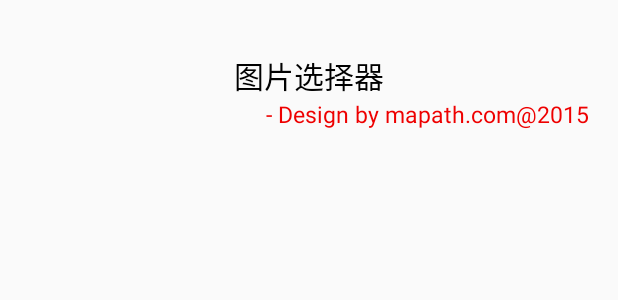
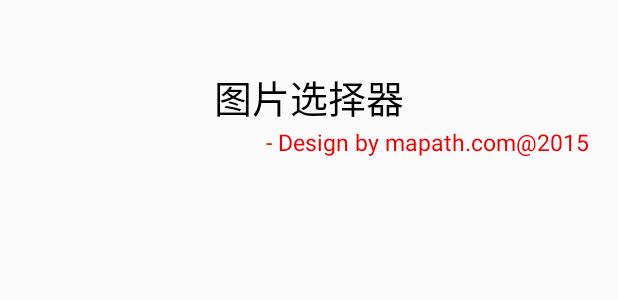
Before and after one commit to squallzhou/picgrid, an Android app: the layout activity_main.xml on its own in the app's theme, with its tools: preview values and no code run, on a phone screen of 412 x 824 dp. Shown: the top 300 px of the screen. Run offline under Robolectric (Android 15) with nearby library versions, the phone set to English and light mode, and no system bars.

```diff
--- a/app/src/main/AndroidManifest.xml
+++ b/app/src/main/AndroidManifest.xml
@@ -25,6 +25,11 @@
         </activity>
 
         <activity
+            android:name=".activitys.PicGridViewCropActivity"
+            android:screenOrientation="portrait">
+        </activity>
+
+        <activity
             android:name=".activitys.PicGridViewMultiSelectActivity"
             android:screenOrientation="portrait">
         </activity>
--- a/app/src/main/java/com/mapath/android/gridpic/activitys/ResultActivity.java
+++ b/app/src/main/java/com/mapath/android/gridpic/activitys/ResultActivity.java
@@ -31,12 +31,12 @@ public class ResultActivity extends Activity {
 
         String path = getIntent().getStringExtra(PicGridViewActivity.RESULT_KEY);
         if(path == null){
-            String[] paths = getIntent().getStringArrayExtra(PicGridViewActivity.RESULT_KEY);
+            String[] paths = getIntent().getStringArrayExtra(PicGridViewActivity.RESULT_KEY);  //多选
             for(String p :paths){
                 pathList.add(p);
             }
         }else{
-            pathList.add(path);
+            pathList.add(path);         //单选
         }
 
         if(pathList == null || pathList.size() == 0){
--- a/app/src/main/res/layout/activity_main.xml
+++ b/app/src/main/res/layout/activity_main.xml
@@ -9,9 +9,9 @@
         android:layout_width="match_parent"
         android:layout_height="wrap_content"
         android:gravity="center"
-        android:layout_marginTop="35dp"
+        android:layout_marginTop="45dp"
         android:textColor="#000000"
-        android:textSize="20sp"
+        android:textSize="25sp"
         android:text="图片选择器"/>
 
     <TextView
@@ -31,7 +31,12 @@
         android:layout_marginLeft="20dp"
         android:layout_marginRight="20dp"
         android:textSize="20sp">
-
     </ListView>
 
+    <ImageView
+        android:id="@+id/crop_image"
+        android:layout_width="wrap_content"
+        android:layout_height="wrap_content"
+        android:layout_marginTop="30dp"
+        android:layout_gravity="center_horizontal"/>
 </LinearLayout>
```
Also changed, not shown: app/src/main/java/com/mapath/android/gridpic/activitys/MainActivity.java (+33 -2 lines), app/src/main/java/com/mapath/android/gridpic/activitys/PicGridViewActivity.java (+9 -0 lines), app/src/main/java/com/mapath/android/gridpic/activitys/PicGridViewCropActivity.java (added, +59 -0 lines).
